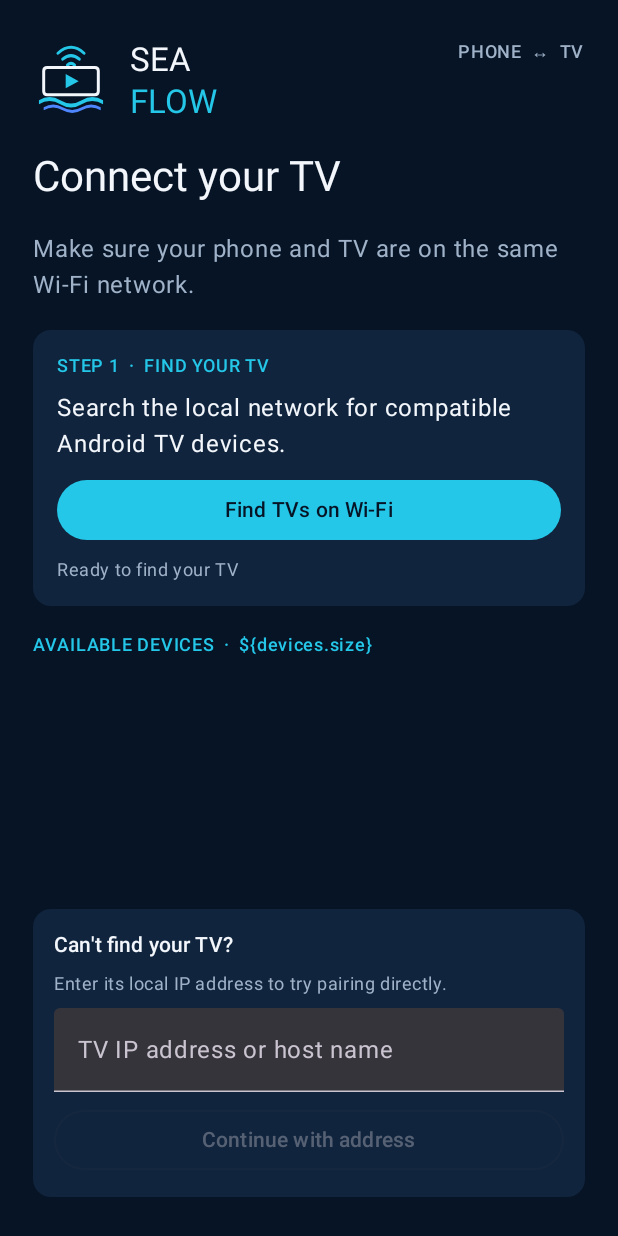
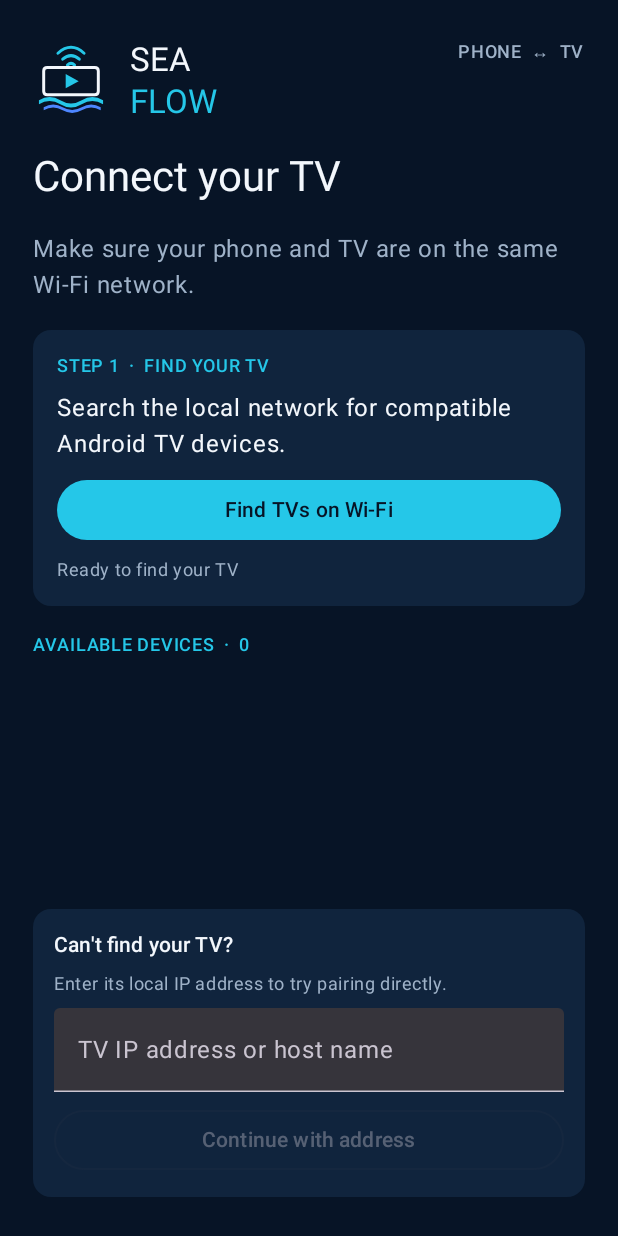
Before and after one commit to puttishiva147/SEA-FLOW-, an Android app built with Jetpack Compose: the screen it shows after launch (MainActivity), after a tap on "Set up SEAFLOW →", on a phone screen of 412 x 824 dp. Run offline under Robolectric (Android 15) with nearby library versions, the phone set to English and light mode, and no system bars.

Commit message:
Fix setup screen value interpolation and finalize guided UI strings

```diff
--- a/app/src/main/java/com/seaflow/remote/MainActivity.kt
+++ b/app/src/main/java/com/seaflow/remote/MainActivity.kt
@@ -291,9 +291,9 @@ private fun SeaflowScreen(context: Context) {
                                 Text(status, color = muted, style = MaterialTheme.typography.bodySmall)
                             }
                         }
-                        Text("AVAILABLE DEVICES  ·  \${devices.size}", color = cyan, style = MaterialTheme.typography.labelMedium)
+                        Text("AVAILABLE DEVICES  ·  ${devices.size}", color = cyan, style = MaterialTheme.typography.labelMedium)
                         LazyColumn(Modifier.weight(1f), verticalArrangement = Arrangement.spacedBy(10.dp)) {
-                            items(devices, key = { "\${it.host}:\${it.port}" }) { device ->
+                            items(devices, key = { "${it.host}:${it.port}" }) { device ->
                                 Card(colors = androidx.compose.material3.CardDefaults.cardColors(containerColor = panel)) {
                                     Row(Modifier.fillMaxWidth().padding(14.dp), horizontalArrangement = Arrangement.SpaceBetween) {
                                         Column(Modifier.weight(1f)) {
```
